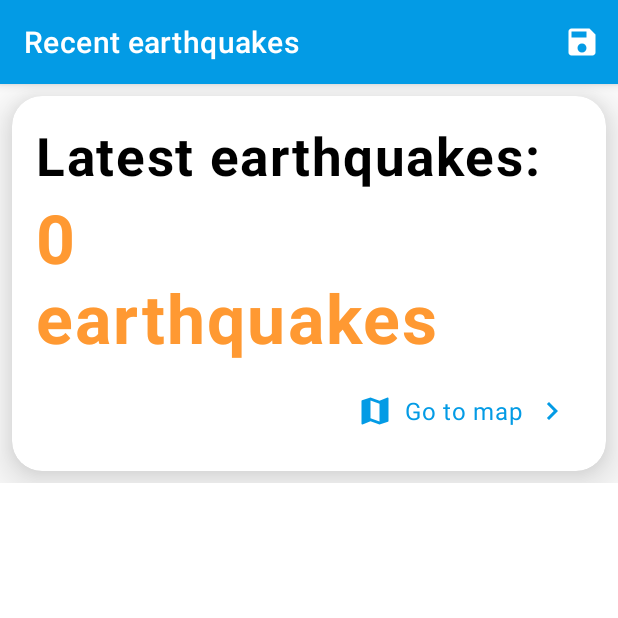
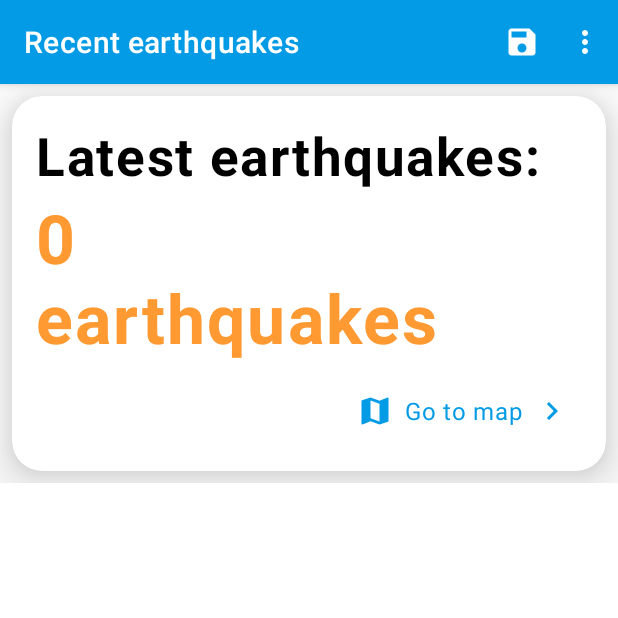
Before and after one commit to ASDaxsorb/Earthquake-Monitor-App, an Android app: the screen it shows after launch (MainActivity), on a phone screen of 412 x 824 dp, the top half of it. Run offline under Robolectric (Android 15) with nearby library versions, the phone set to English and light mode, and no system bars; our stand-ins replace Dagger/Hilt's generated code, Room's generated code, navigation-ui.

Commit message:
Implemented preferences for dark mode

```diff
--- a/app/build.gradle
+++ b/app/build.gradle
@@ -57,6 +57,9 @@ dependencies {
     implementation "androidx.room:room-ktx:$room_version"
     kapt "androidx.room:room-compiler:$room_version"
 
+    //Preferences
+    implementation 'androidx.preference:preference-ktx:1.1.1'
+
     // Navigation
     implementation "androidx.navigation:navigation-fragment-ktx:$nav_version"
     implementation "androidx.navigation:navigation-ui-ktx:$nav_version"
--- a/app/src/main/java/com/axellsolis/earthquakemonitor/data/entity/EarthquakeEntity.kt
+++ b/app/src/main/java/com/axellsolis/earthquakemonitor/data/entity/EarthquakeEntity.kt
@@ -26,7 +26,7 @@ data class EarthquakeEntity(
     val depth: Double
 ) {
     fun toModel(): Earthquake {
-        val coordinates: List<Double> = listOf(longitude, magnitude, depth)
+        val coordinates: List<Double> = listOf(longitude, latitude, depth)
         val properties = Properties(magnitude, place, time)
         val geometry = Geometry(coordinates)
 
--- a/app/src/main/java/com/axellsolis/earthquakemonitor/data/repository/DatabaseRepository.kt
+++ b/app/src/main/java/com/axellsolis/earthquakemonitor/data/repository/DatabaseRepository.kt
@@ -20,4 +20,10 @@ constructor(private val dao: EarthquakeDao) {
         dao.saveEarthquake(earthquakeEntity)
     }
 
+    suspend fun deleteEarthquake(earthquakeEntity: EarthquakeEntity) {
+        dao.deleteItem(earthquakeEntity)
+    }
+
+    suspend fun getEarthquake(id: Int): EarthquakeEntity = dao.getEarthquake(id)
+
 }
--- a/app/src/main/java/com/axellsolis/earthquakemonitor/db/EarthquakeDao.kt
+++ b/app/src/main/java/com/axellsolis/earthquakemonitor/db/EarthquakeDao.kt
@@ -11,7 +11,7 @@ interface EarthquakeDao {
     fun getAllEarthquakes(): Flow<List<EarthquakeEntity>>
 
     @Query("SELECT * FROM earthquake WHERE id = :id")
-    fun getEarthquake(id: Int): Flow<EarthquakeEntity>
+    suspend fun getEarthquake(id: Int): EarthquakeEntity
 
     @Insert(onConflict = OnConflictStrategy.IGNORE)
     suspend fun saveEarthquake(earthquakeEntity: EarthquakeEntity)
--- a/app/src/main/java/com/axellsolis/earthquakemonitor/ui/EarthquakeDetailFragment.kt
+++ b/app/src/main/java/com/axellsolis/earthquakemonitor/ui/EarthquakeDetailFragment.kt
@@ -123,6 +123,7 @@ class EarthquakeDetailFragment : Fragment(), OnMapReadyCallback {
 
     private fun onSaveEarthquake() {
         earthquakeViewModel.saveEarthquake()
+        setHasOptionsMenu(false)
         Snackbar.make(requireView(), "Store saved", Snackbar.LENGTH_SHORT).show()
     }
 }
--- a/app/src/main/java/com/axellsolis/earthquakemonitor/ui/HomeFragment.kt
+++ b/app/src/main/java/com/axellsolis/earthquakemonitor/ui/HomeFragment.kt
@@ -8,14 +8,16 @@ import androidx.lifecycle.lifecycleScope
 import androidx.navigation.fragment.findNavController
 import androidx.recyclerview.widget.LinearLayoutManager
 import com.axellsolis.earthquakemonitor.R
+import com.axellsolis.earthquakemonitor.data.model.Earthquake
 import com.axellsolis.earthquakemonitor.databinding.FragmentHomeBinding
 import com.axellsolis.earthquakemonitor.ui.adapter.EarthquakeAdapter
+import com.axellsolis.earthquakemonitor.utils.ItemClickListener
 import com.axellsolis.earthquakemonitor.utils.hide
 import com.axellsolis.earthquakemonitor.utils.show
 import com.axellsolis.earthquakemonitor.viewmodel.EarthquakeViewModel
 import kotlinx.coroutines.flow.collect
 
-class HomeFragment : Fragment() {
+class HomeFragment : Fragment(), ItemClickListener {
 
     private lateinit var binding: FragmentHomeBinding
     private lateinit var mAdapter: EarthquakeAdapter
@@ -49,15 +51,17 @@ class HomeFragment : Fragment() {
                 findNavController().navigate(action)
                 true
             }
+            R.id.settings -> {
+                val action = R.id.action_homeFragment_to_settingsFragment
+                findNavController().navigate(action)
+                true
+            }
             else -> false
         }
     }
 
     private fun setRecyclerView() {
-        mAdapter = EarthquakeAdapter {
-            earthquakeViewModel.selectItem(it)
-            findNavController().navigate(R.id.action_homeFragment_to_earthquakeDetailFragment)
-        }
+        mAdapter = EarthquakeAdapter(this)
         binding.recyclerView.apply {
             layoutManager = LinearLayoutManager(requireContext())
             adapter = mAdapter
@@ -102,4 +106,13 @@ class HomeFragment : Fragment() {
     private fun setCount(count: Int) {
         binding.tvCount.text = getString(R.string.template_earthquakes, count)
     }
+
+    override fun onClick(earthquake: Earthquake) {
+        earthquakeViewModel.selectItem(earthquake)
+        findNavController().navigate(R.id.action_homeFragment_to_earthquakeDetailFragment)
+    }
+
+    override fun onLongClick(earthquake: Earthquake) {
+
+    }
 }
--- a/app/src/main/java/com/axellsolis/earthquakemonitor/ui/MainActivity.kt
+++ b/app/src/main/java/com/axellsolis/earthquakemonitor/ui/MainActivity.kt
@@ -2,9 +2,11 @@ package com.axellsolis.earthquakemonitor.ui
 
 import androidx.appcompat.app.AppCompatActivity
 import android.os.Bundle
+import androidx.appcompat.app.AppCompatDelegate
 import androidx.navigation.NavController
 import androidx.navigation.fragment.NavHostFragment
 import androidx.navigation.ui.setupActionBarWithNavController
+import androidx.preference.PreferenceManager
 import com.axellsolis.earthquakemonitor.R
 import com.axellsolis.earthquakemonitor.databinding.ActivityMainBinding
 import dagger.hilt.android.AndroidEntryPoint
@@ -25,6 +27,14 @@ class MainActivity : AppCompatActivity() {
         navController = navHost.navController
 
         setupActionBarWithNavController(navController)
+
+        val preferences = PreferenceManager.getDefaultSharedPreferences(this)
+        val isDarkModeEnabled = preferences.getBoolean("darkMode", false)
+        if (isDarkModeEnabled) {
+            AppCompatDelegate.setDefaultNightMode(AppCompatDelegate.MODE_NIGHT_YES)
+        } else {
+            AppCompatDelegate.setDefaultNightMode(AppCompatDelegate.MODE_NIGHT_NO)
+        }
     }
 
     override fun onSupportNavigateUp(): Boolean {
--- /dev/null
+++ b/app/src/main/java/com/axellsolis/earthquakemonitor/utils/ItemClickListener.kt
@@ -0,0 +1,8 @@
+package com.axellsolis.earthquakemonitor.utils
+
+import com.axellsolis.earthquakemonitor.data.model.Earthquake
+
+interface ItemClickListener {
+    fun onClick(earthquake: Earthquake)
+    fun onLongClick(earthquake: Earthquake)
+}
--- a/app/src/main/res/layout/fragment_saved_earthquakes.xml
+++ b/app/src/main/res/layout/fragment_saved_earthquakes.xml
@@ -14,9 +14,10 @@
         tools:listitem="@layout/item_earthquake" />
 
     <androidx.constraintlayout.widget.ConstraintLayout
+        android:id="@+id/noEarthquakesError"
         android:layout_width="match_parent"
         android:layout_height="match_parent"
-        android:id="@+id/noEarthquakesError">
+        android:visibility="gone">
 
         <ImageView
             android:layout_width="100dp"
--- a/app/src/main/res/menu/menu.xml
+++ b/app/src/main/res/menu/menu.xml
@@ -5,7 +5,10 @@
         android:id="@+id/savedEarthquakes"
         android:icon="@drawable/ic_save"
         android:title="@string/title_saved_earthquakes"
-        app:showAsAction="always">
+        app:showAsAction="ifRoom">
+    </item>
 
-    </item>
+    <item android:id="@+id/settings"
+        android:title="@string/title_menu_settings"
+        app:showAsAction="never"/>
 </menu>
--- a/app/src/main/res/navigation/nav_graph.xml
+++ b/app/src/main/res/navigation/nav_graph.xml
@@ -31,6 +31,9 @@
             app:exitAnim="@anim/slide_out_left"
             app:popEnterAnim="@anim/slide_in_left"
             app:popExitAnim="@anim/slide_out_right" />
+        <action
+            android:id="@+id/action_homeFragment_to_settingsFragment"
+            app:destination="@id/settingsFragment" />
     </fragment>
     <fragment
         android:id="@+id/earthquakeDetailFragment"
@@ -62,4 +65,8 @@
                 android:name="isSaved" />
         </action>
     </fragment>
+    <fragment
+        android:id="@+id/settingsFragment"
+        android:name="com.axellsolis.earthquakemonitor.ui.SettingsFragment"
+        android:label="SettingsFragment" />
 </navigation>
--- a/app/src/main/res/values-night/themes.xml
+++ b/app/src/main/res/values-night/themes.xml
@@ -12,5 +12,6 @@
         <!-- Status bar color. -->
         <item name="android:statusBarColor" tools:targetApi="l">?attr/colorSurface</item>
         <!-- Customize your theme here. -->
+        <item name="android:navigationBarColor">@android:color/background_dark</item>
     </style>
 </resources>
--- a/app/src/main/res/values/strings.xml
+++ b/app/src/main/res/values/strings.xml
@@ -7,6 +7,7 @@
     <string name="title_latest_earthquakes">Latest earthquakes:</string>
     <string name="title_general_map">Earthquake Map</string>
     <string name="title_saved_earthquakes">Saved Earthquakes</string>
+    <string name="title_category_theme">Theme</string>
 
     <!--  Helpers  -->
     <string name="marker_epicenter">Epicenter</string>
@@ -21,4 +22,6 @@
     <string name="template_location">Location %1.2f, %2.2f</string>
     <string name="template_earthquakes">%d \nearthquakes</string>
     <string name="helper_no_earthquakes_saved">No saved earthquakes</string>
+    <string name="title_preference_dark_mode">Enable dark mode</string>
+    <string name="title_menu_settings">Settings</string>
 </resources>
--- a/app/src/main/res/values/themes.xml
+++ b/app/src/main/res/values/themes.xml
@@ -12,5 +12,6 @@
         <!-- Status bar color. -->
         <item name="android:statusBarColor" tools:targetApi="l">?attr/colorPrimary</item>
         <!-- Customize your theme here. -->
+        <item name="android:navigationBarColor">@android:color/background_light</item>
     </style>
 </resources>
```
Also changed, not shown: app/src/main/java/com/axellsolis/earthquakemonitor/ui/SavedEarthquakesFragment.kt (+11 -5 lines), app/src/main/java/com/axellsolis/earthquakemonitor/ui/SettingsFragment.kt (added, +26 -0 lines), app/src/main/java/com/axellsolis/earthquakemonitor/ui/adapter/EarthquakeAdapter.kt (+25 -3 lines), app/src/main/java/com/axellsolis/earthquakemonitor/viewmodel/EarthquakeViewModel.kt (+13 -1 lines), app/src/main/res/xml/preference_screen.xml (added, +10 -0 lines).
